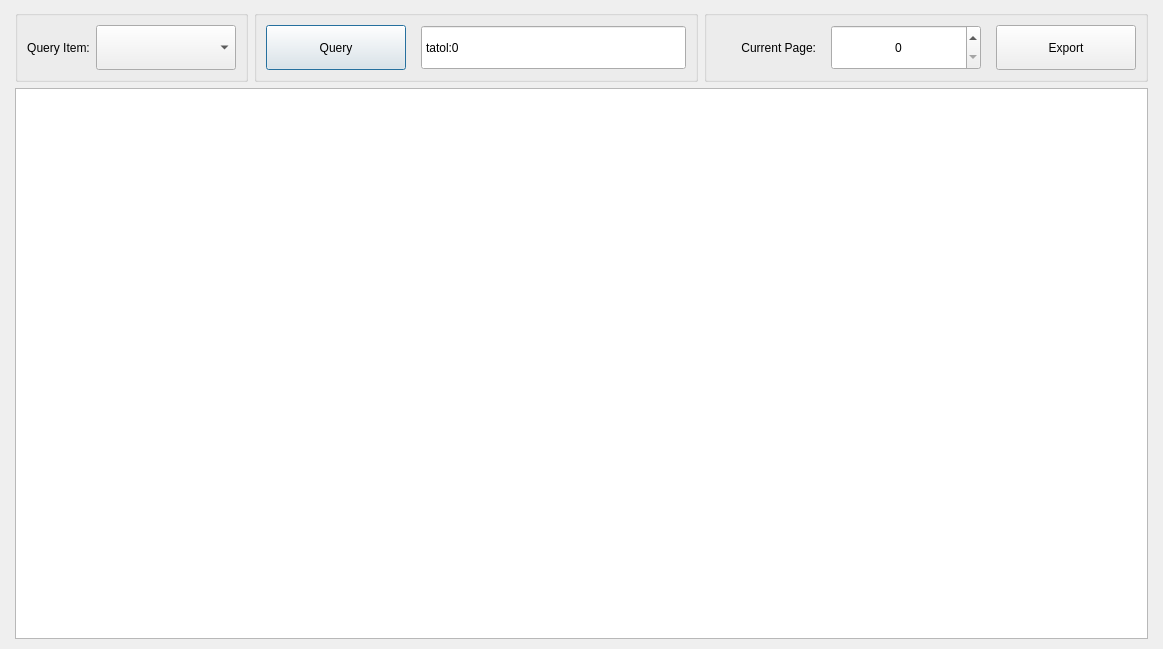
Qt form mdatecheckdlg.ui (yuanjinxin123/shenglei) before a commit.
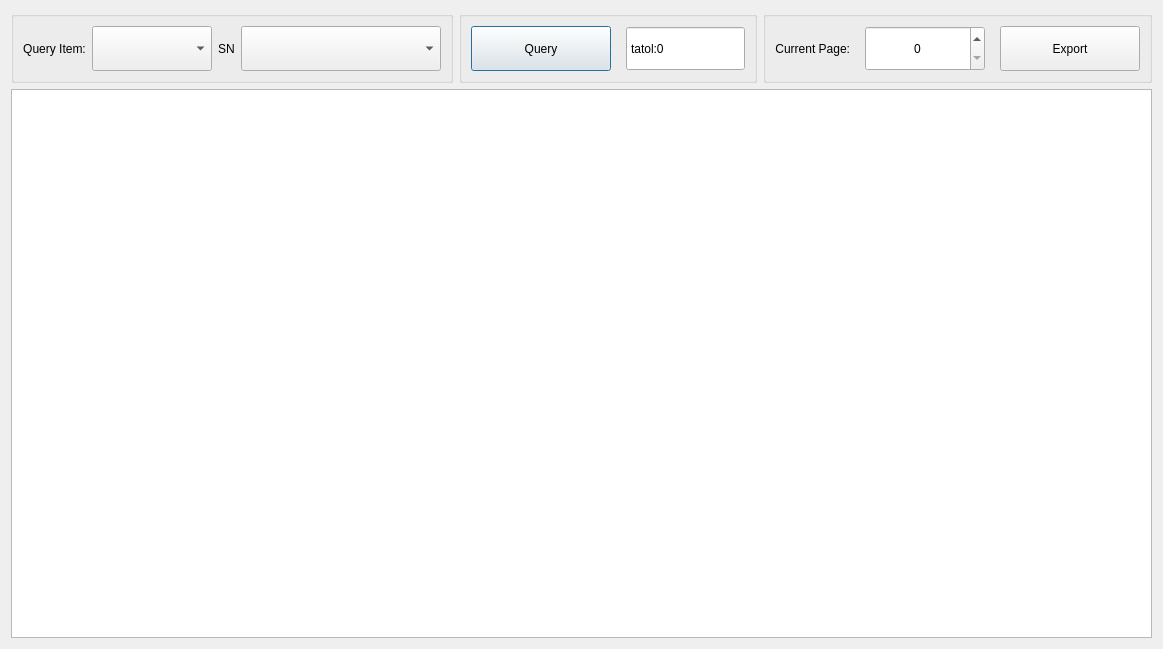
The same form after that commit.

```diff
--- a/mdatecheckdlg.ui
+++ b/mdatecheckdlg.ui
@@ -14,18 +14,6 @@
    <string>Dialog</string>
   </property>
   <layout class="QGridLayout" name="gridLayout">
-   <property name="leftMargin">
-    <number>15</number>
-   </property>
-   <property name="topMargin">
-    <number>10</number>
-   </property>
-   <property name="rightMargin">
-    <number>15</number>
-   </property>
-   <property name="bottomMargin">
-    <number>10</number>
-   </property>
    <item row="0" column="0">
     <widget class="QGroupBox" name="groupBox">
      <property name="title">
@@ -46,7 +34,7 @@
        <widget class="QComboBox" name="mSelDb">
         <property name="minimumSize">
          <size>
-          <width>140</width>
+          <width>120</width>
           <height>45</height>
          </size>
         </property>
@@ -58,6 +46,26 @@
         </property>
        </widget>
       </item>
+      <item>
+       <widget class="QLabel" name="label_3">
+        <property name="text">
+         <string>SN</string>
+        </property>
+        <property name="alignment">
+         <set>Qt::AlignCenter</set>
+        </property>
+       </widget>
+      </item>
+      <item>
+       <widget class="QComboBox" name="comboBox_sn">
+        <property name="minimumSize">
+         <size>
+          <width>200</width>
+          <height>45</height>
+         </size>
+        </property>
+       </widget>
+      </item>
      </layout>
     </widget>
    </item>
```
